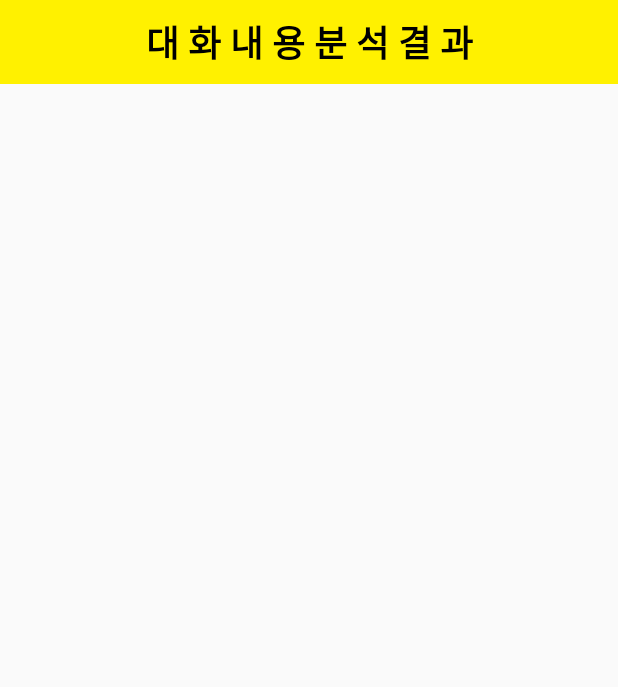
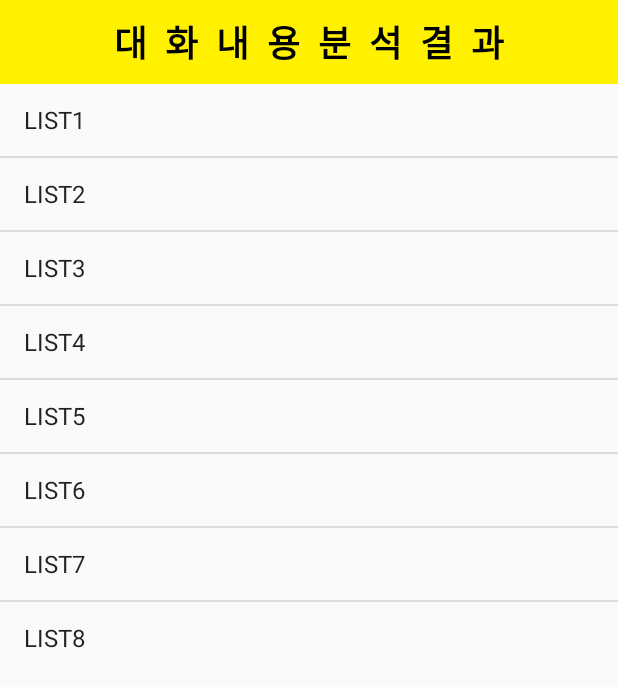
Before and after one commit to rudtn082/Think_Wise, an Android app: the chat_result_main screen opened directly, with no data from a screen before it, on a phone screen of 412 x 824 dp. Shown: the top 687 px of the screen. Run offline under Robolectric (Android 15) with nearby library versions, the light colour scheme and no system bars; 2 statements that could not run were skipped.

Commit message:
대화내용 파싱 및 리스트뷰 생성

```diff
--- a/app/src/main/java/com/example/kyungsoo/thinkwise/chat_result_main.java
+++ b/app/src/main/java/com/example/kyungsoo/thinkwise/chat_result_main.java
@@ -1,23 +1,49 @@
 package com.example.kyungsoo.thinkwise;
 
-import android.content.Context;
 import android.content.Intent;
 import android.support.v7.app.AppCompatActivity;
 import android.os.Bundle;
-import android.view.View;
-import android.widget.TextView;
+import android.util.Log;
+import android.widget.ArrayAdapter;
+import android.widget.ListView;
 import android.widget.Toast;
 
+import java.util.Calendar;
+
 public class chat_result_main extends AppCompatActivity {
+    static final String[] LIST_MENU = {"LIST1", "LIST2", "LIST3", "LIST4", "LIST5", "LIST6", "LIST7", "LIST8"} ;
 
     @Override
     protected void onCreate(Bundle savedInstanceState) {
         super.onCreate(savedInstanceState);
         setContentView(R.layout.activity_chat_result_main);
-        Intent intent=new Intent(this.getIntent());
+        Intent intent = new Intent(this.getIntent());
         String fileContent = intent.getStringExtra("fileContent");
 
-        /////////// 대화내용 확인용 지워야함 //////////
-        Toast.makeText(this, fileContent, Toast.LENGTH_LONG).show();
+        // 라인으로 split하기
+        String[] split_line = fileContent.split("\n");
+        String whole_chat_content = "";
+
+        // 단어로 split해서 대화 내용만 합치기
+        for(int i = 2; i < split_line.length; i++) {
+            if(split_line[i] == "") continue;
+            String[] split_ws = split_line[i].split("\\s");
+
+            if(split_ws.length < 7) continue;
+            else {
+                for(int j = 7; j < split_ws.length; j++) {
+                    whole_chat_content = whole_chat_content.concat(split_ws[j]);
+                    whole_chat_content = whole_chat_content.concat(" ");
+                }
+                whole_chat_content = whole_chat_content.concat("\n");
+            }
+        }
+
+
+        // 리스트뷰 생성
+        ArrayAdapter adapter = new ArrayAdapter(this, android.R.layout.simple_list_item_1, LIST_MENU) ;
+
+        ListView listview = (ListView) findViewById(R.id.listview1) ;
+        listview.setAdapter(adapter) ;
     }
 }
--- a/app/src/main/res/layout/activity_chat_result_main.xml
+++ b/app/src/main/res/layout/activity_chat_result_main.xml
@@ -17,10 +17,16 @@
             android:layout_width="wrap_content"
             android:layout_height="wrap_content"
             android:layout_gravity="center"
-            android:text="대 화 내 용 분 석 결 과"
+            android:text="대  화  내  용  분  석  결  과"
             android:textColor="#000000"
             android:textSize="24sp"
             android:textStyle="bold"/>
     </android.support.v7.widget.Toolbar>
 
+    <ListView
+        android:id="@+id/listview1"
+        android:layout_width="match_parent"
+        android:layout_height="wrap_content"
+        app:layout_constraintTop_toBottomOf="@id/toolbar"/>
+
 </android.support.constraint.ConstraintLayout>
--- a/app/src/main/res/layout/activity_main.xml
+++ b/app/src/main/res/layout/activity_main.xml
@@ -28,7 +28,7 @@
     <LinearLayout
         android:layout_width="match_parent"
         android:layout_height="wrap_content"
-        android:orientation="horizontal"
+        android:orientation="vertical"
         app:layout_constraintTop_toBottomOf="@id/toolbar">
 
         <Button
```
Also changed, not shown: app/src/main/java/com/example/kyungsoo/thinkwise/MainActivity.java (+13 -1 lines), 812 other files.
